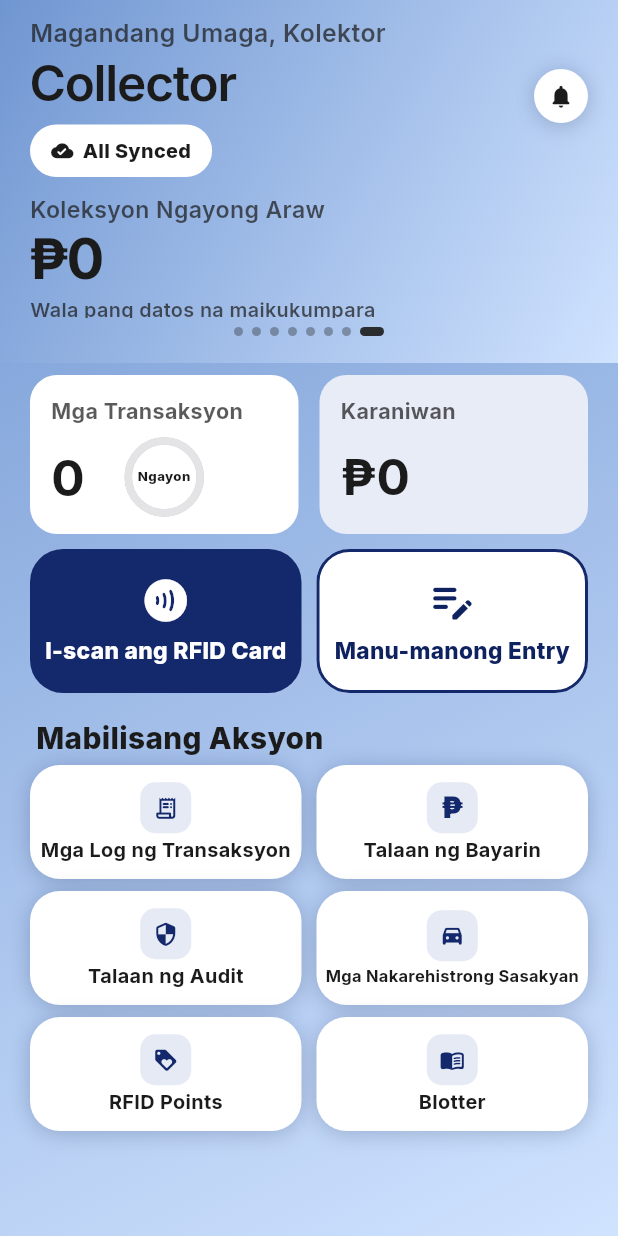
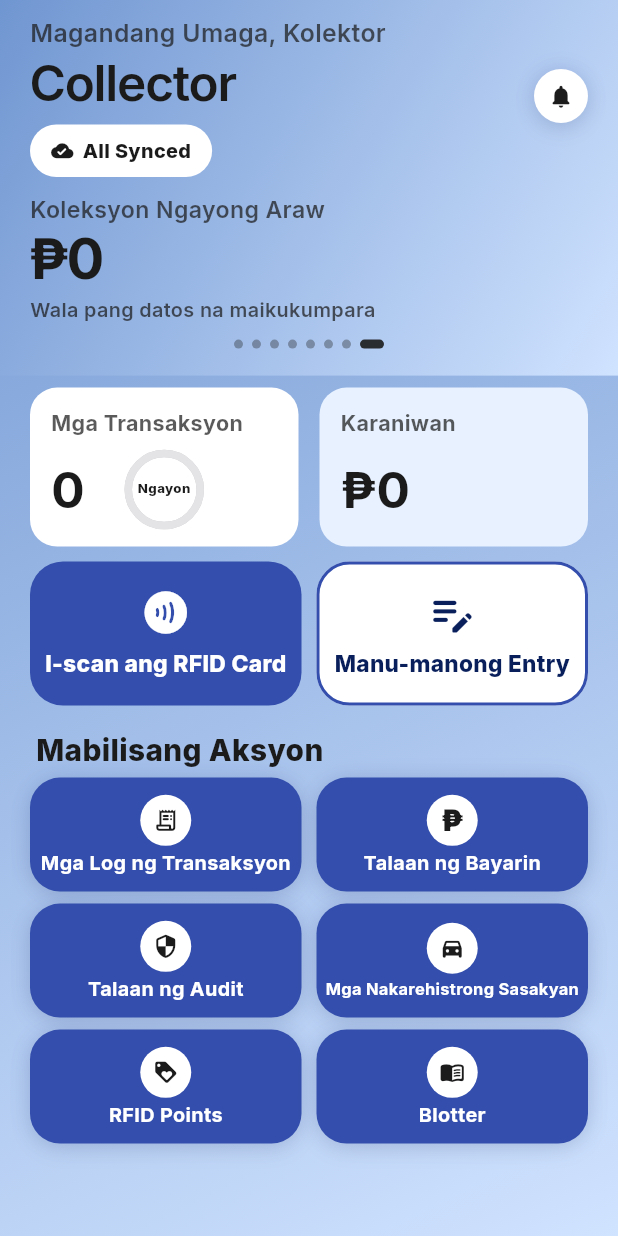
Before and after one commit to Gerald0408/PayPark-Thesis, a Flutter app: the DashboardScreen screen opened directly, on a phone screen of 412 x 824 dp. Run offline on Flutter 3.47's test engine with Material 3 defaults, Android fonts, the phone set to English and light mode, and no system bars; our stand-ins replace camera, cloud_firestore, connectivity_plus, file_picker, firebase_auth, firebase_core and 12 more; missing offline and left inert: encrypt, esc_pos_utils_plus, flutter_pos_printer_platform_image_3, google_mlkit_face_detection, google_mlkit_text_recognition, light and 3 more; accounts and stored records are empty.

Commit message:
Back to the original colors for every role; overflow fix
- Original blue palette and solid-blue quick-action tiles.
- Role badges back to navy (Super Admin / Admin) and pale blue
  (Collector); greeting says Admin for the Super Admin too; Error Logs
  visible to all Admins again (rules: isAdmin).
- Today's Collections box grows with text size (fixes a 4 px overflow
  with collectors' larger text).
- Driver portal menu: Change My PIN / Sign Out.

Co-Authored-By: Claude Opus 5.5 <noreply@anthropic.com>

```diff
--- a/lib/core/roles.dart
+++ b/lib/core/roles.dart
@@ -3,21 +3,26 @@ import 'package:flutter/material.dart';
 import '../services/locale_controller.dart';
 import 'theme.dart';
 
-/// The three account roles and their colors — on role badges, avatar
-/// circles and role pills, and (via [themeRole] / YosColors.setRole) as
-/// the whole app's accent once that role is signed in.
+/// The three account roles — their label, icon and badge color (the
+/// app's original navy / pale blue), plus [themeRole] for
+/// YosColors.setRole (collectors' larger text).
 enum AppRole {
-  superAdmin(Color(0xFF8C6D0F), Icons.workspace_premium_rounded),
-  admin(Color(0xFF334EAC), Icons.shield_rounded),
-  collector(Color(0xFF17785D), Icons.person_rounded);
+  superAdmin(Icons.workspace_premium_rounded),
+  admin(Icons.shield_rounded),
+  collector(Icons.person_rounded);
 
-  const AppRole(this.color, this.icon);
+  const AppRole(this.icon);
 
-  /// Gold (Super Admin), royal blue (Admin), teal green (Collector) —
-  /// the same accents the whole app takes per role (YosColors), all
-  /// readable with white on top.
-  final Color color;
   final IconData icon;
+
+  /// The app's original badge colors: deep navy for Super Admin and
+  /// Admin, pale blue for Collectors.
+  Color get color =>
+      this == AppRole.collector ? YosColors.mint : YosColors.accentDeep;
+
+  /// Icon / text color on top of [color].
+  Color get onColor =>
+      this == AppRole.collector ? YosColors.ink : YosColors.onAccent;
 
   static AppRole of({required bool isSuperAdmin, required bool isAdmin}) =>
       isSuperAdmin
@@ -55,13 +60,13 @@ class RolePill extends StatelessWidget {
         child: Row(
           mainAxisSize: MainAxisSize.min,
           children: [
-            Icon(role.icon, size: fontSize + 2, color: Colors.white),
+            Icon(role.icon, size: fontSize + 2, color: role.onColor),
             const SizedBox(width: 4),
             Text(role.label,
                 style: TextStyle(
                     fontSize: fontSize,
                     fontWeight: FontWeight.w800,
-                    color: Colors.white)),
+                    color: role.onColor)),
           ],
         ),
       );
--- a/lib/core/theme.dart
+++ b/lib/core/theme.dart
@@ -29,7 +29,7 @@ class YosColors {
   static bool get isDark => _dark;
 
   // ---- Signed-in role ----
-  // Every role uses the same colors (the design's navy); the role is kept
+  // Every role uses the same colors (the original blue); the role is kept
   // so collectors get larger text (see SunModeSwitcher). Set by the
   // dashboard once the role is known, reset to admin on sign-out.
   static final ValueNotifier<ThemeRole> role =
@@ -51,7 +51,7 @@ class YosColors {
   // mintLight/mossLight below reuse the palette's other pale stops
   // directly; the rest here are derived to match, since the given palette
   // doesn't name a neutral-gray or a dark-canvas stop.
-  static const Color bgLight = Color(0xFFF2F4F8); // design's light gray
+  static const Color bgLight = Color(0xFFD0E3FF); // palette's pale blue
   static const Color bgDark = Color(0xFF10141F); // derived dark navy-black
   static Color get bg => _dark
       ? bgDark
@@ -75,14 +75,14 @@ class YosColors {
 
   // Slate blue-gray, not a warm gray — kept in the same cool family as the
   // rest of this palette instead of clashing against it.
-  static const Color subLight = Color(0xFF5B6478); // design's slate gray
+  static const Color subLight = Color(0xFF6B7A99); // slate blue-gray
   static const Color subDark = Color(0xFF9AA6C2); // light slate blue-gray
   static Color get sub => _dark ? subDark : subLight;
 
   /// Neutral divider/fill tone. Not wired into [glassBorder]/[gridLine]
   /// below (those stay alpha-based hairlines), but a real light-neutral
   /// fill any screen can reach for instead of inventing one inline.
-  static const Color hairlineLight = Color(0xFFE3E7EF); // pale gray
+  static const Color hairlineLight = Color(0xFFDCE6F5); // pale blue-gray
   static const Color hairlineDark = Color(0xFF2A3350); // dark blue-gray
   static Color get hairline => _dark ? hairlineDark : hairlineLight;
 
@@ -107,9 +107,9 @@ class YosColors {
   // below) — it has to stay pale in *both* modes for that pairing to
   // hold, same as it always has, regardless of which end of the palette
   // the primary accent itself now sits at.
-  static const Color accentDeepLight = Color(0xFF0F2260); // design's deep navy
-  static const Color accentLight = Color(0xFF14296B); // design's navy
-  static const Color accentSoftLight = Color(0xFFE8ECF7); // pale navy wash
+  static const Color accentDeepLight = Color(0xFF081F5C); // deep navy
+  static const Color accentLight = Color(0xFF334EAC); // royal blue
+  static const Color accentSoftLight = Color(0xFFE7F1FF); // pale blue wash
 
   static const Color accentDeepDark = Color(0xFF7096D1); // medium blue
   static const Color accentDark = Color(0xFFD0E3FF); // pale bright blue
@@ -157,13 +157,13 @@ class YosColors {
   // given palette's own pale stops directly, between accentSoftLight and
   // accentLight in saturation, the same "paler/deeper" shape this pair
   // has always used.
-  static const Color mintLight = Color(0xFFF7F8FB); // palest gray
+  static const Color mintLight = Color(0xFFF9FCFF); // palest palette stop
   static const Color mintDark = Color(0xFF16224A); // muted dark navy
   static Color get mint => _dark
       ? mintDark
       : mintLight;
 
-  static const Color mossLight = Color(0xFFE6EAF5); // icon-box blue-gray
+  static const Color mossLight = Color(0xFFD0E3FF); // deepest, most saturated
   static const Color mossDark = Color(0xFF081F5C); // deep navy (palette stop)
   static Color get moss => _dark
       ? mossDark
--- a/lib/driver_portal/driver_home_screen.dart
+++ b/lib/driver_portal/driver_home_screen.dart
@@ -70,11 +70,11 @@ class _DriverHomeScreenState extends State<DriverHomeScreen> {
                 itemBuilder: (_) => [
                   PopupMenuItem(
                       value: 'pin',
-                      child: Text(t('Change my PIN', 'Palitan ang PIN ko'),
+                      child: Text(t('Change My PIN', 'Palitan ang PIN Ko'),
                           style: const TextStyle(fontSize: 17))),
                   PopupMenuItem(
                       value: 'out',
-                      child: Text(t('Sign out', 'Mag-sign out'),
+                      child: Text(t('Sign Out', 'Mag-sign Out'),
                           style: const TextStyle(fontSize: 17))),
                 ],
               ),
@@ -478,7 +478,7 @@ class _ChangePinDialogState extends State<_ChangePinDialog> {
           ),
         );
     return AlertDialog(
-      title: Text(t('Change my PIN', 'Palitan ang PIN ko')),
+      title: Text(t('Change My PIN', 'Palitan ang PIN Ko')),
       content: SingleChildScrollView(
         child: Column(
           mainAxisSize: MainAxisSize.min,
--- a/lib/screens/collectors_screen.dart
+++ b/lib/screens/collectors_screen.dart
@@ -197,12 +197,11 @@ class _CollectorsScreenState extends State<CollectorsScreen> {
                       Container(
                         width: 52,
                         height: 52,
-                        // Role color: gold / royal blue / teal (AppRole).
                         decoration: BoxDecoration(
                             color: _role(c).color,
                             borderRadius: BorderRadius.circular(16)),
                         child: Icon(_roleIcon(c),
-                            color: Colors.white, size: 26),
+                            color: _role(c).onColor, size: 26),
                       ),
                       const SizedBox(width: 14),
                       Expanded(
@@ -406,7 +405,7 @@ class _CollectorsScreenState extends State<CollectorsScreen> {
                                         borderRadius:
                                             BorderRadius.circular(14)),
                                     child: Icon(_roleIcon(c),
-                                        color: Colors.white),
+                                        color: _role(c).onColor),
                                   ),
                                   const SizedBox(width: 12),
                                   Expanded(
--- a/lib/screens/dashboard_screen.dart
+++ b/lib/screens/dashboard_screen.dart
@@ -55,7 +55,7 @@ class _DashboardScreenState extends State<DashboardScreen>
   bool _isAdmin = false;
   List<AccessRequest> _pendingRequests = const [];
   StreamSubscription<bool>? _adminSub;
-  // Error Logs are the Super Admin's alone (technical, final control).
+  // Whether this account is the Super Admin (see YosRepository).
   bool _isSuperAdmin = false;
   StreamSubscription<bool>? _superSub;
 
@@ -317,11 +317,7 @@ class _DashboardScreenState extends State<DashboardScreen>
 
   String _greeting() {
     final h = DateTime.now().hour;
-    final role = _isSuperAdmin
-        ? t('Super Admin', 'Super Admin')
-        : _isAdmin
-            ? t('Admin', 'Admin')
-            : t('Collector', 'Kolektor');
+    final role = _isAdmin ? t('Admin', 'Admin') : t('Collector', 'Kolektor');
     if (h < 12) return '${t('Good Morning', 'Magandang Umaga')}, $role';
     if (h < 18) return '${t('Good Afternoon', 'Magandang Hapon')}, $role';
     return '${t('Good Evening', 'Magandang Gabi')}, $role';
@@ -777,7 +773,7 @@ class _DashboardScreenState extends State<DashboardScreen>
             title: t('Collection Reports', 'Ulat ng Koleksyon'),
             onTap: () => _open(const ReportsScreen()),
           ),
-        if (_isSuperAdmin)
+        if (_isAdmin)
           _NavTile(
             icon: Icons.bug_report_rounded,
             title: t('Error Logs', 'Mga Error Log'),
@@ -843,7 +839,9 @@ class _TodayCollectionsState extends State<_TodayCollections> {
       crossAxisAlignment: CrossAxisAlignment.start,
       children: [
         SizedBox(
-          height: 84,
+          // Grows with the text size (collectors get larger text), so the
+          // label / total / % rows never overflow.
+          height: MediaQuery.textScalerOf(context).scale(84),
           child: PageView.builder(
             controller: _controller,
             itemCount: _TodayCollections._pageCount,
@@ -1224,12 +1222,11 @@ class _NavTile extends StatelessWidget {
 
   @override
   Widget build(BuildContext context) {
-    // Compact icon-over-label tile, in the design's colors: a white card
-    // with a navy icon in a pale blue-gray box — calm and easy to read in
-    // sunlight.
+    // Compact icon-circle-over-label tile, in the original colors: a
+    // royal-blue card with a white circle and dark icon, white label.
     return GlassCard(
       onTap: onTap,
-      color: YosColors.surface,
+      color: YosColors.isDark ? Colors.black : YosColors.accent,
       borderRadius: 20,
       padding: const EdgeInsets.symmetric(vertical: 4, horizontal: 6),
       child: Column(
@@ -1240,17 +1237,17 @@ class _NavTile extends StatelessWidget {
             width: 34,
             height: 34,
             decoration: BoxDecoration(
-                color: YosColors.moss,
-                borderRadius: BorderRadius.circular(10)),
+                color: YosColors.isDark ? YosColors.accent : Colors.white,
+                shape: BoxShape.circle),
             child: glyph != null
                 ? Center(
                     child: Text(glyph!,
-                        style: TextStyle(
-                            color: YosColors.accent,
+                        style: const TextStyle(
+                            color: Color(0xFF1B1B1B),
                             fontSize: 18,
                             fontWeight: FontWeight.w900,
                             height: 1)))
-                : Icon(icon, color: YosColors.accent, size: 17),
+                : Icon(icon, color: const Color(0xFF1B1B1B), size: 17),
           ),
           const SizedBox(height: 4),
           // Flexible + FittedBox, not a bare Text: at a bumped-up
@@ -1269,7 +1266,7 @@ class _NavTile extends StatelessWidget {
                   maxLines: 2,
                   overflow: TextOverflow.ellipsis,
                   style: TextStyle(
-                      color: YosColors.ink,
+                      color: YosColors.isDark ? YosColors.ink : Colors.white,
                       fontWeight: FontWeight.w700,
                       fontSize: 12,
                       height: 1.15)),
--- a/lib/screens/profile_screen.dart
+++ b/lib/screens/profile_screen.dart
@@ -262,7 +262,6 @@ class _ProfileBodyState extends State<_ProfileBody> {
       width: size,
       height: size,
       decoration: BoxDecoration(
-        // Role color: gold / royal blue / teal (AppRole).
         color: _roleOf(me).color,
         borderRadius: BorderRadius.circular(size * 0.32),
         image: me.photoUrl == null
@@ -273,7 +272,8 @@ class _ProfileBodyState extends State<_ProfileBody> {
       alignment: Alignment.center,
       child: me.photoUrl != null
           ? null
-          : Icon(_roleOf(me).icon, size: size * 0.6, color: Colors.white),
+          : Icon(_roleOf(me).icon,
+              size: size * 0.6, color: _roleOf(me).onColor),
     );
   }
 
```
Also changed, not shown: 1 other file.
